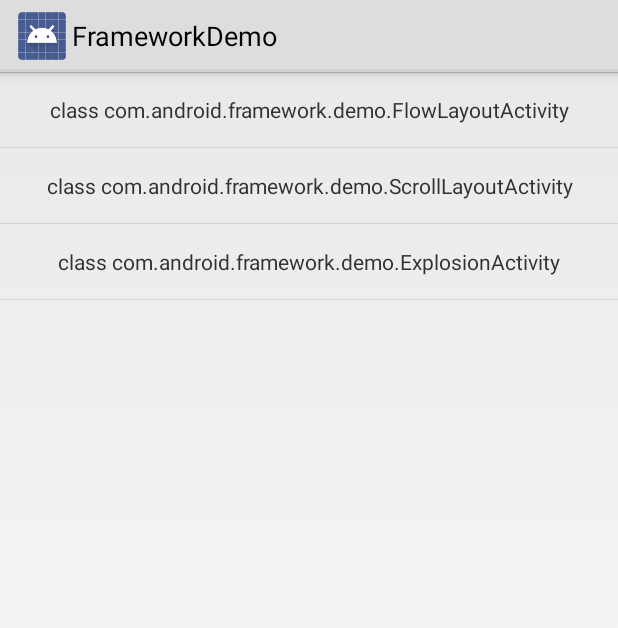
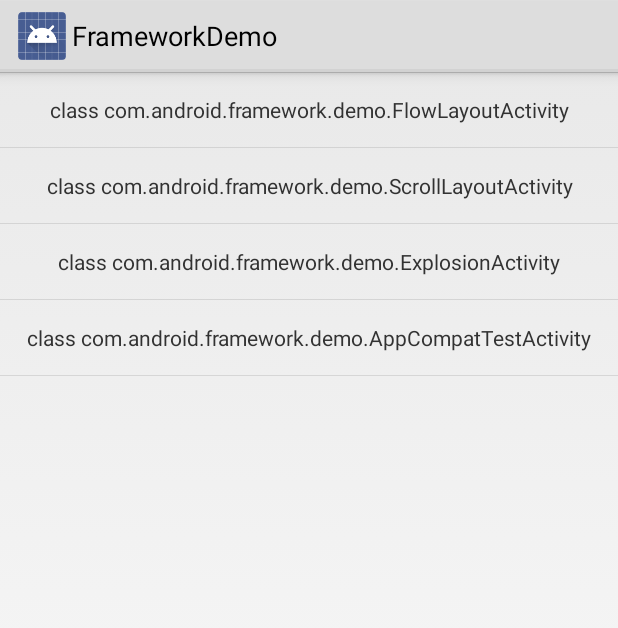
Before and after one commit to meikaiss/framework, an Android app: the screen it shows after launch (MainActivity), on a phone screen of 412 x 824 dp. Shown: the top 628 px of the screen. Run offline under Robolectric (Android 15) with nearby library versions, the phone set to English and light mode, and no system bars; our stand-ins replace CircleImageView.

Commit message:
向demo中增加appcompat-v7:22.1.1版本的测试用例

```diff
--- a/app/build.gradle
+++ b/app/build.gradle
@@ -22,4 +22,5 @@ android {
 dependencies {
     compile fileTree(dir: 'libs', include: ['*.jar'])
     compile project(':libframework')
+    compile 'com.android.support:appcompat-v7:22.1.1'
 }
--- a/app/src/main/java/com/android/framework/demo/MainActivity.java
+++ b/app/src/main/java/com/android/framework/demo/MainActivity.java
@@ -15,7 +15,8 @@ import android.widget.ListView;
 public class MainActivity extends Activity {
 
     private ListView listView;
-    private Class<?>[] classes = {FlowLayoutActivity.class, ScrollLayoutActivity.class, ExplosionActivity.class};
+    private Class<?>[] classes = {FlowLayoutActivity.class, ScrollLayoutActivity.class, ExplosionActivity.class,
+            AppCompatTestActivity.class};
 
     @Override
     protected void onCreate(Bundle savedInstanceState) {
@@ -36,7 +37,7 @@ public class MainActivity extends Activity {
     private AdapterView.OnItemClickListener listener = new AdapterView.OnItemClickListener() {
         @Override
         public void onItemClick(AdapterView<?> parent, View view, int position, long id) {
-            Class<?> className = (Class<?>)parent.getAdapter().getItem(position);
+            Class<?> className = (Class<?>) parent.getAdapter().getItem(position);
             MainActivity.this.startActivity(new Intent(MainActivity.this, className));
         }
     };
--- a/app/src/main/res/values/colors.xml
+++ b/app/src/main/res/values/colors.xml
@@ -1,6 +1,7 @@
 <?xml version="1.0" encoding="utf-8"?>
 <resources>
-    <color name="colorPrimary">#3F51B5</color>
-    <color name="colorPrimaryDark">#303F9F</color>
-    <color name="colorAccent">#FF4081</color>
+    <color name="textColorPrimary">#FF00FF</color>
+    <color name="colorPrimary">#0000FF</color>
+    <color name="colorPrimaryDark">#00FF00</color>
+    <color name="colorAccent">#00FFFF</color>
 </resources>
--- a/app/src/main/res/values/styles.xml
+++ b/app/src/main/res/values/styles.xml
@@ -1,8 +1,17 @@
 <resources>
 
-    <!-- Base application theme. -->
+     <!--Base application theme. -->
     <style name="AppTheme" parent="android:Theme.Holo.Light">
         <!-- Customize your theme here. -->
     </style>
 
+    <style name="Theme_TestAppCompat" parent="Theme.AppCompat.Light">
+        <item name="android:textColorPrimary">@color/textColorPrimary</item>
+        <item name="colorPrimary">@color/colorPrimary</item>
+        <item name="colorPrimaryDark">@color/colorPrimaryDark</item>
+        <item name="colorAccent">@color/colorAccent</item>
+        <item name="android:windowNoTitle">true</item>
+        <item name="windowActionBar">true</item>
+    </style>
+
 </resources>
--- a/libframework/src/main/res/values/attrs.xml
+++ b/libframework/src/main/res/values/attrs.xml
@@ -6,4 +6,9 @@
         <attr name="BorderColor" format="color" />
     </declare-styleable>
 
+    <declare-styleable name="RoundImageViewByXfermode">
+        <attr name="borderRadius" format="dimension" />
+        <attr name="type" format="integer"/>
+    </declare-styleable>
+
 </resources>
```
Also changed, not shown: app/src/main/AndroidManifest.xml (+9 -6 lines), app/src/main/java/com/android/framework/demo/AppCompatTestActivity.java (added, +57 -0 lines), app/src/main/res/layout/activity_appcompat.xml (added, +71 -0 lines), app/src/main/res/drawable-xhdpi/bg_appcompat.png (added), app/src/main/res/mipmap-hdpi/ic_launcher.png, app/src/main/res/mipmap-mdpi/ic_launcher.png, app/src/main/res/mipmap-xhdpi/ic_launcher.png, app/src/main/res/mipmap-xxhdpi/ic_launcher.png, app/src/main/res/mipmap-xxxhdpi/ic_launcher.png, 1 other file.
